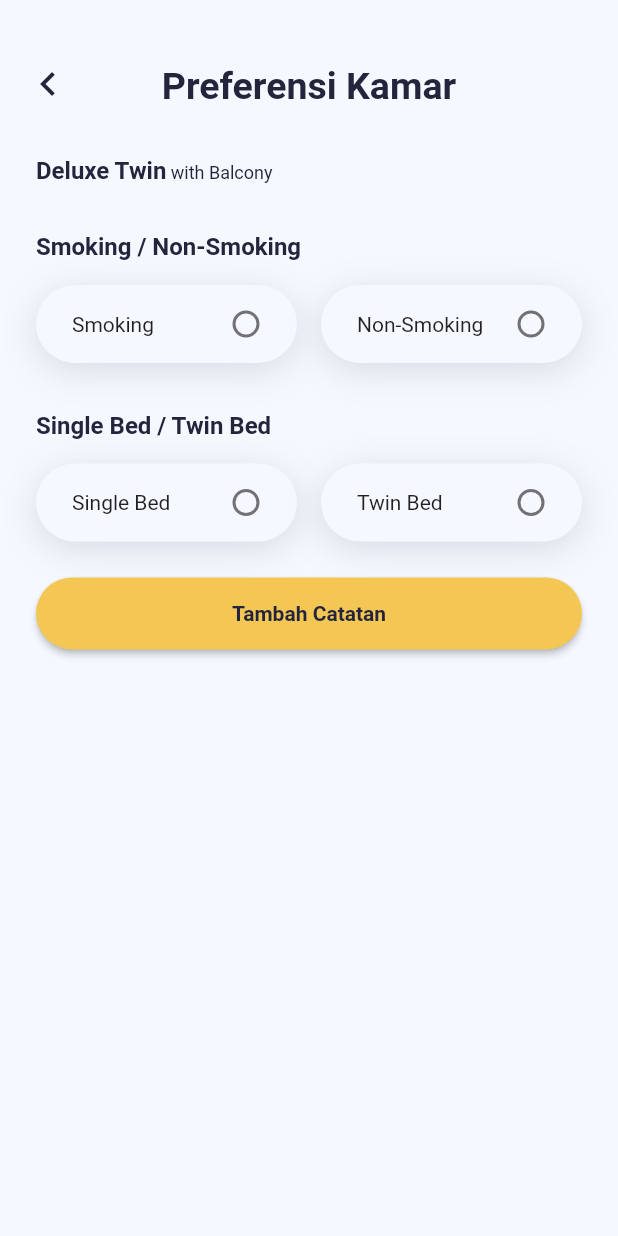
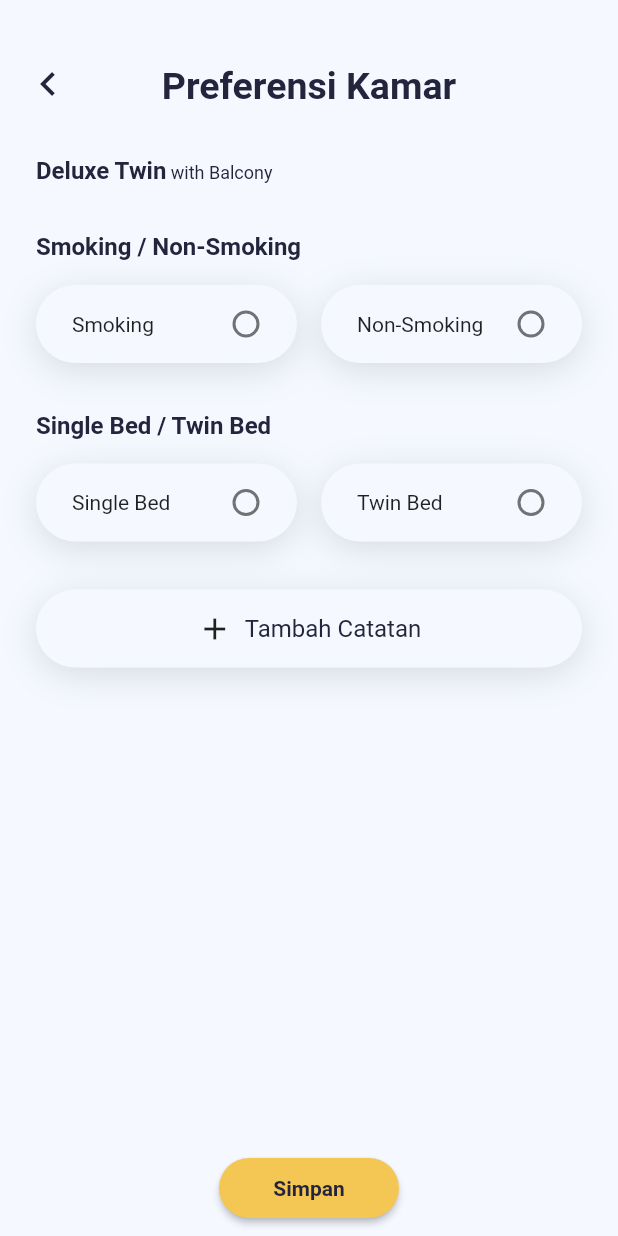
Before and after one commit to akhiang/reservation-hotel, a Flutter app: the RoomPreferenceScreen screen opened directly, on a phone screen of 412 x 824 dp. Run offline on Flutter 3.47's test engine with Material 2 defaults, Android fonts, the phone set to English and light mode, and no system bars; our stand-ins replace carousel_slider, flutter_rating_bar, font_awesome_flutter, sliding_sheet, sliding_up_panel, step_progress_indicator and 1 more; missing offline and left inert: simple_tooltip, snapping_sheet, super_tooltip.

Commit message:
update preference room

```diff
--- a/lib/screens/book/book_history_screen.dart
+++ b/lib/screens/book/book_history_screen.dart
@@ -8,6 +8,7 @@ class BookHistoryScreen extends StatelessWidget {
         children: [
           BookedRoomCard(),
           BookedRoomCard(),
+          SizedBox(height: 96.0),
         ],
       ),
     );
--- a/lib/screens/book/book_incoming_screen.dart
+++ b/lib/screens/book/book_incoming_screen.dart
@@ -7,6 +7,7 @@ class BookIncomingScreen extends StatelessWidget {
       child: Column(
         children: [
           BookedRoomCard(),
+          SizedBox(height: 96.0),
         ],
       ),
     );
--- a/lib/screens/book/book_screen.dart
+++ b/lib/screens/book/book_screen.dart
@@ -36,7 +36,7 @@ class _BookScreenState extends State<BookScreen>
         children: [
           Padding(
             padding:
-                const EdgeInsets.symmetric(horizontal: 24.0, vertical: 16.0),
+                const EdgeInsets.symmetric(horizontal: 24.0, vertical: 8.0),
             child: Container(
               decoration: BoxDecoration(
                 color: ColorConst.kSecondaryColor.withOpacity(0.05),
--- a/lib/screens/hotel/room_preference_screen.dart
+++ b/lib/screens/hotel/room_preference_screen.dart
@@ -6,6 +6,8 @@ class RoomPreferenceScreen extends StatefulWidget {
 }
 
 class _RoomPreferenceScreenState extends State<RoomPreferenceScreen> {
+  bool isNote = false;
+
   @override
   Widget build(BuildContext context) {
     return Scaffold(
@@ -13,13 +15,29 @@ class _RoomPreferenceScreenState extends State<RoomPreferenceScreen> {
         preferredSize: Size.fromHeight(88.0),
         child: CustomAppBar(title: 'Preferensi Kamar', isLeading: true),
       ),
-      body: SingleChildScrollView(
+      bottomNavigationBar: Container(
+        height: 64.0,
+        color: Colors.transparent,
+        child: Center(
+          child: SizedBox(
+            height: 40.0,
+            width: 120.0,
+            child: PrimaryButton(
+              text: 'Simpan',
+              press: () {},
+            ),
+          ),
+        ),
+      ),
+      body: Container(
+        height: double.infinity,
+        child: SingleChildScrollView(
           child: Column(
             crossAxisAlignment: CrossAxisAlignment.start,
             children: [
               Padding(
-              padding:
-                  const EdgeInsets.symmetric(vertical: 16.0, horizontal: 24.0),
+                padding: const EdgeInsets.symmetric(
+                    vertical: 16.0, horizontal: 24.0),
                 child: RichText(
                   text: TextSpan(
                     children: [
@@ -44,18 +62,33 @@ class _RoomPreferenceScreenState extends State<RoomPreferenceScreen> {
               ),
               _buildSmokeRadio(),
               _buildBedRadio(),
-            SizedBox(height: 8.0),
-            Container(
+              SizedBox(height: 16.0),
+              isNote
+                  ? Padding(
+                      padding: const EdgeInsets.symmetric(horizontal: 24.0),
+                      child: RoundedInputField(
+                        hint: "Catatan",
+                        onChanged: (value) {},
+                      ),
+                    )
+                  : Container(
                       padding: EdgeInsets.symmetric(horizontal: 24.0),
                       width: double.infinity,
-              height: 48.0,
-              child: PrimaryButton(
+                      height: 52.0,
+                      child: ShadowButton(
+                        icon: Icons.add,
                         text: 'Tambah Catatan',
-                press: () {},
+                        press: () {
+                          print('note');
+                          setState(() {
+                            isNote = true;
+                          });
+                        },
                       ),
                     ),
-            SizedBox(height: 24.0),
+              SizedBox(height: 88.0),
             ],
+          ),
         ),
       ),
     );
--- a/lib/screens/hotel/widgets/room_card.dart
+++ b/lib/screens/hotel/widgets/room_card.dart
@@ -126,7 +126,7 @@ class RoomCard extends StatelessWidget {
                         ],
                       ),
                       SizedBox(
-                        height: 28.0,
+                        height: 32.0,
                         child: PrimaryButton(
                           text: 'Pilih',
                           press: press,
--- a/lib/screens/profile/edit_profile_screen.dart
+++ b/lib/screens/profile/edit_profile_screen.dart
@@ -83,6 +83,7 @@ class EditProfileScreen extends StatelessWidget {
                               width: 120.0,
                               child: PrimaryButton(
                                 text: 'Simpan',
+                                press: () {},
                               ),
                             ),
                           )
--- a/lib/screens/profile/profile_screen.dart
+++ b/lib/screens/profile/profile_screen.dart
@@ -9,7 +9,7 @@ class ProfileScreen extends StatelessWidget {
         child: CustomAppBar(title: 'Profil Saya', isLeading: false),
       ),
       body: SingleChildScrollView(
-        clipBehavior: Clip.none,
+        clipBehavior: Clip.hardEdge,
         child: Column(
           children: [
             ProfileListTile(),
--- a/lib/screens/screens.dart
+++ b/lib/screens/screens.dart
@@ -19,6 +19,7 @@ part 'package:dangau_hotel/widgets/radio_button.dart';
 part 'package:dangau_hotel/widgets/custom_app_bar.dart';
 part 'package:dangau_hotel/widgets/text_field_container.dart';
 part 'package:dangau_hotel/widgets/primary_button.dart';
+part 'package:dangau_hotel/widgets/shadow_button.dart';
 part 'package:dangau_hotel/widgets/rounded_input_field.dart';
 
 part 'package:dangau_hotel/screens/home/home_screen.dart';
--- a/lib/widgets/primary_button.dart
+++ b/lib/widgets/primary_button.dart
@@ -3,10 +3,12 @@ part of 'package:dangau_hotel/screens/screens.dart';
 class PrimaryButton extends StatelessWidget {
   final String text;
   final Function press;
+  final Color color;
 
   const PrimaryButton({
     Key key,
     @required this.text,
+    this.color = ColorConst.kPrimaryColor,
     this.press,
   }) : super(key: key);
 
@@ -21,7 +23,7 @@ class PrimaryButton extends StatelessWidget {
           fontWeight: FontWeight.w700,
         ),
       ),
-      color: ColorConst.kPrimaryColor,
+      color: color,
       shape: RoundedRectangleBorder(
         borderRadius: BorderRadius.circular(32.0),
       ),
--- /dev/null
+++ b/lib/widgets/shadow_button.dart
@@ -0,0 +1,47 @@
+part of 'package:dangau_hotel/screens/screens.dart';
+
+class ShadowButton extends StatelessWidget {
+  final String text;
+  final IconData icon;
+  final Function press;
+
+  const ShadowButton({Key key, this.text, this.press, this.icon})
+      : super(key: key);
+
+  @override
+  Widget build(BuildContext context) {
+    return GestureDetector(
+      onTap: press,
+      child: Container(
+        child: Center(
+          child: Row(
+            crossAxisAlignment: CrossAxisAlignment.center,
+            mainAxisAlignment: MainAxisAlignment.center,
+            children: [
+              Icon(icon),
+              SizedBox(width: 8.0),
+              Text(
+                text,
+                style: TextStyle(
+                  color: ColorConst.kSecondaryColor,
+                  fontSize: 16.0,
+                ),
+              ),
+            ],
+          ),
+        ),
+        decoration: BoxDecoration(
+          color: ColorConst.kThirdColor,
+          borderRadius: BorderRadius.circular(32.0),
+          boxShadow: [
+            BoxShadow(
+              color: ColorConst.kSecondaryColor.withOpacity(0.15),
+              offset: Offset(0.0, 5.0),
+              blurRadius: 20.0,
+            ),
+          ],
+        ),
+      ),
+    );
+  }
+}
```
Lines whose indentation alone changed are shown as unchanged.
